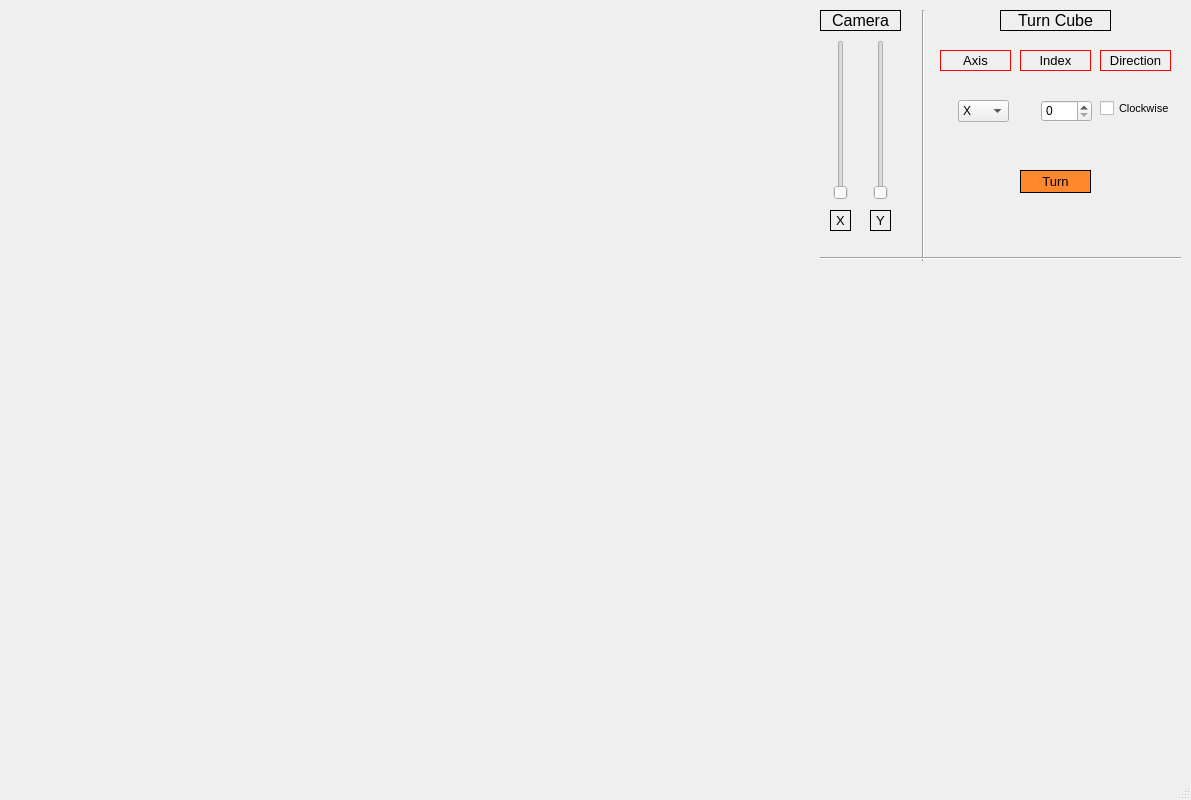
Old version of the form ui.ui in the repository Holodome/RCPyQt.
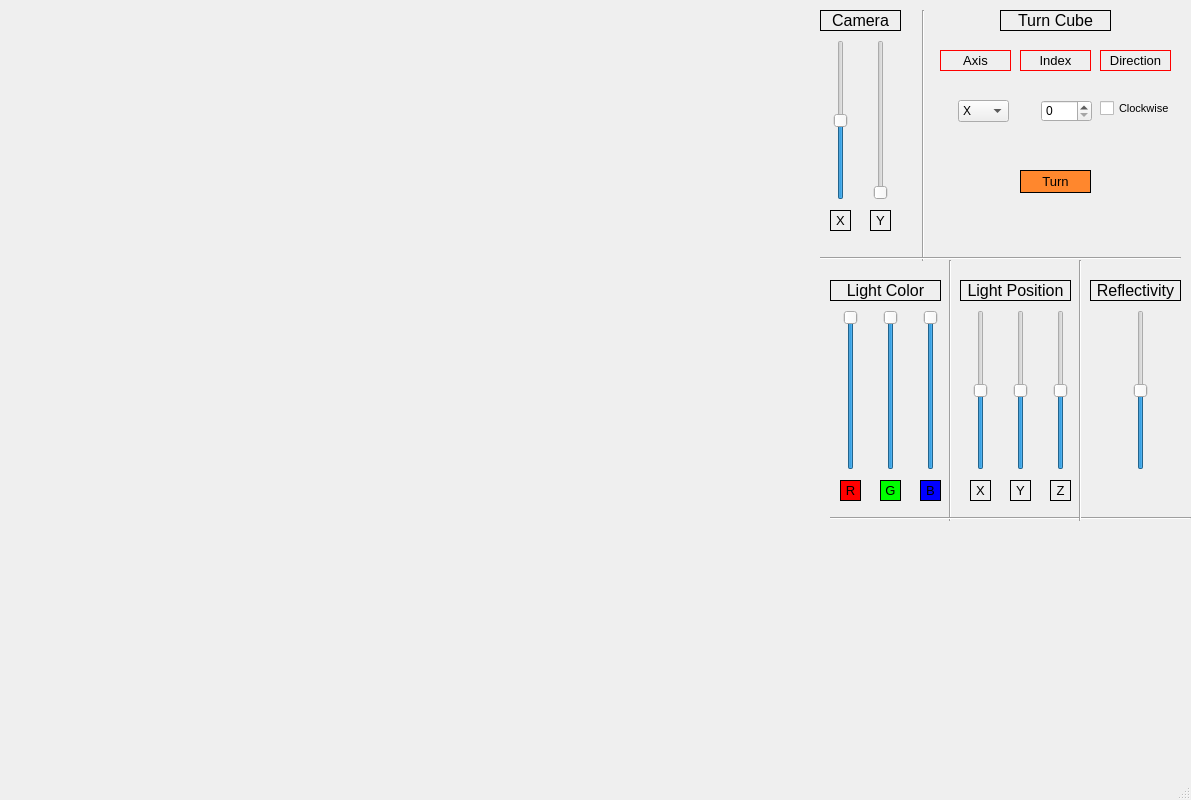
New version of the form.

Commit message: Added basic interface

Patch:
```diff
--- a/ui.ui
+++ b/ui.ui
@@ -23,6 +23,12 @@
                         <height>160</height>
                     </rect>
                 </property>
+                <property name="minimum">
+                    <number>-45</number>
+                </property>
+                <property name="maximum">
+                    <number>45</number>
+                </property>
                 <property name="orientation">
                     <enum>Qt::Vertical</enum>
                 </property>
@@ -341,6 +347,433 @@
                     <string>Turn</string>
                 </property>
             </widget>
+            <widget class="QSlider" name="s_LCg">
+                <property name="geometry">
+                    <rect>
+                        <x>880</x>
+                        <y>310</y>
+                        <width>22</width>
+                        <height>160</height>
+                    </rect>
+                </property>
+                <property name="maximum">
+                    <number>255</number>
+                </property>
+                <property name="value">
+                    <number>255</number>
+                </property>
+                <property name="orientation">
+                    <enum>Qt::Vertical</enum>
+                </property>
+            </widget>
+            <widget class="QLabel" name="label_8">
+                <property name="geometry">
+                    <rect>
+                        <x>830</x>
+                        <y>280</y>
+                        <width>111</width>
+                        <height>21</height>
+                    </rect>
+                </property>
+                <property name="font">
+                    <font>
+                        <pointsize>12</pointsize>
+                    </font>
+                </property>
+                <property name="frameShape">
+                    <enum>QFrame::Box</enum>
+                </property>
+                <property name="frameShadow">
+                    <enum>QFrame::Plain</enum>
+                </property>
+                <property name="text">
+                    <string>Light Color</string>
+                </property>
+                <property name="alignment">
+                    <set>Qt::AlignCenter</set>
+                </property>
+            </widget>
+            <widget class="QSlider" name="s_LCr">
+                <property name="geometry">
+                    <rect>
+                        <x>840</x>
+                        <y>310</y>
+                        <width>22</width>
+                        <height>160</height>
+                    </rect>
+                </property>
+                <property name="styleSheet">
+                    <string notr="true"/>
+                </property>
+                <property name="maximum">
+                    <number>255</number>
+                </property>
+                <property name="value">
+                    <number>255</number>
+                </property>
+                <property name="orientation">
+                    <enum>Qt::Vertical</enum>
+                </property>
+            </widget>
+            <widget class="QLabel" name="label_9">
+                <property name="geometry">
+                    <rect>
+                        <x>840</x>
+                        <y>480</y>
+                        <width>21</width>
+                        <height>21</height>
+                    </rect>
+                </property>
+                <property name="font">
+                    <font>
+                        <pointsize>10</pointsize>
+                    </font>
+                </property>
+                <property name="styleSheet">
+                    <string notr="true">background: #ff0000;</string>
+                </property>
+                <property name="frameShape">
+                    <enum>QFrame::Box</enum>
+                </property>
+                <property name="frameShadow">
+                    <enum>QFrame::Plain</enum>
+                </property>
+                <property name="text">
+                    <string>R</string>
+                </property>
+                <property name="alignment">
+                    <set>Qt::AlignCenter</set>
+                </property>
+            </widget>
+            <widget class="QLabel" name="label_10">
+                <property name="geometry">
+                    <rect>
+                        <x>880</x>
+                        <y>480</y>
+                        <width>21</width>
+                        <height>21</height>
+                    </rect>
+                </property>
+                <property name="font">
+                    <font>
+                        <pointsize>10</pointsize>
+                    </font>
+                </property>
+                <property name="styleSheet">
+                    <string notr="true">background: #00ff00</string>
+                </property>
+                <property name="frameShape">
+                    <enum>QFrame::Box</enum>
+                </property>
+                <property name="frameShadow">
+                    <enum>QFrame::Plain</enum>
+                </property>
+                <property name="text">
+                    <string>G</string>
+                </property>
+                <property name="alignment">
+                    <set>Qt::AlignCenter</set>
+                </property>
+            </widget>
+            <widget class="QSlider" name="s_LCb">
+                <property name="geometry">
+                    <rect>
+                        <x>920</x>
+                        <y>310</y>
+                        <width>22</width>
+                        <height>160</height>
+                    </rect>
+                </property>
+                <property name="maximum">
+                    <number>255</number>
+                </property>
+                <property name="value">
+                    <number>255</number>
+                </property>
+                <property name="orientation">
+                    <enum>Qt::Vertical</enum>
+                </property>
+            </widget>
+            <widget class="QLabel" name="label_11">
+                <property name="geometry">
+                    <rect>
+                        <x>920</x>
+                        <y>480</y>
+                        <width>21</width>
+                        <height>21</height>
+                    </rect>
+                </property>
+                <property name="font">
+                    <font>
+                        <pointsize>10</pointsize>
+                    </font>
+                </property>
+                <property name="styleSheet">
+                    <string notr="true">background: #0000ff</string>
+                </property>
+                <property name="frameShape">
+                    <enum>QFrame::Box</enum>
+                </property>
+                <property name="frameShadow">
+                    <enum>QFrame::Plain</enum>
+                </property>
+                <property name="text">
+                    <string>B</string>
+                </property>
+                <property name="alignment">
+                    <set>Qt::AlignCenter</set>
+                </property>
+            </widget>
+            <widget class="QLabel" name="label_12">
+                <property name="geometry">
+                    <rect>
+                        <x>970</x>
+                        <y>480</y>
+                        <width>21</width>
+                        <height>21</height>
+                    </rect>
+                </property>
+                <property name="font">
+                    <font>
+                        <pointsize>10</pointsize>
+                    </font>
+                </property>
+                <property name="frameShape">
+                    <enum>QFrame::Box</enum>
+                </property>
+                <property name="frameShadow">
+                    <enum>QFrame::Plain</enum>
+                </property>
+                <property name="text">
+                    <string>X</string>
+                </property>
+                <property name="alignment">
+                    <set>Qt::AlignCenter</set>
+                </property>
+            </widget>
+            <widget class="QLabel" name="label_13">
+                <property name="geometry">
+                    <rect>
+                        <x>960</x>
+                        <y>280</y>
+                        <width>111</width>
+                        <height>21</height>
+                    </rect>
+                </property>
+                <property name="font">
+                    <font>
+                        <pointsize>12</pointsize>
+                    </font>
+                </property>
+                <property name="frameShape">
+                    <enum>QFrame::Box</enum>
+                </property>
+                <property name="frameShadow">
+                    <enum>QFrame::Plain</enum>
+                </property>
+                <property name="text">
+                    <string>Light Position</string>
+                </property>
+                <property name="alignment">
+                    <set>Qt::AlignCenter</set>
+                </property>
+            </widget>
+            <widget class="QLabel" name="label_14">
+                <property name="geometry">
+                    <rect>
+                        <x>1050</x>
+                        <y>480</y>
+                        <width>21</width>
+                        <height>21</height>
+                    </rect>
+                </property>
+                <property name="font">
+                    <font>
+                        <pointsize>10</pointsize>
+                    </font>
+                </property>
+                <property name="frameShape">
+                    <enum>QFrame::Box</enum>
+                </property>
+                <property name="frameShadow">
+                    <enum>QFrame::Plain</enum>
+                </property>
+                <property name="text">
+                    <string>Z</string>
+                </property>
+                <property name="alignment">
+                    <set>Qt::AlignCenter</set>
+                </property>
+            </widget>
+            <widget class="QSlider" name="s_LPy">
+                <property name="geometry">
+                    <rect>
+                        <x>1010</x>
+                        <y>310</y>
+                        <width>22</width>
+                        <height>160</height>
+                    </rect>
+                </property>
+                <property name="minimum">
+                    <number>-100</number>
+                </property>
+                <property name="maximum">
+                    <number>100</number>
+                </property>
+                <property name="orientation">
+                    <enum>Qt::Vertical</enum>
+                </property>
+            </widget>
+            <widget class="QSlider" name="s_LPx">
+                <property name="geometry">
+                    <rect>
+                        <x>970</x>
+                        <y>310</y>
+                        <width>22</width>
+                        <height>160</height>
+                    </rect>
+                </property>
+                <property name="minimum">
+                    <number>-100</number>
+                </property>
+                <property name="maximum">
+                    <number>100</number>
+                </property>
+                <property name="orientation">
+                    <enum>Qt::Vertical</enum>
+                </property>
+            </widget>
+            <widget class="QLabel" name="label_15">
+                <property name="geometry">
+                    <rect>
+                        <x>1010</x>
+                        <y>480</y>
+                        <width>21</width>
+                        <height>21</height>
+                    </rect>
+                </property>
+                <property name="font">
+                    <font>
+                        <pointsize>10</pointsize>
+                    </font>
+                </property>
+                <property name="frameShape">
+                    <enum>QFrame::Box</enum>
+                </property>
+                <property name="frameShadow">
+                    <enum>QFrame::Plain</enum>
+                </property>
+                <property name="text">
+                    <string>Y</string>
+                </property>
+                <property name="alignment">
+                    <set>Qt::AlignCenter</set>
+                </property>
+            </widget>
+            <widget class="QSlider" name="s_LPz">
+                <property name="geometry">
+                    <rect>
+                        <x>1050</x>
+                        <y>310</y>
+                        <width>22</width>
+                        <height>160</height>
+                    </rect>
+                </property>
+                <property name="minimum">
+                    <number>-100</number>
+                </property>
+                <property name="maximum">
+                    <number>100</number>
+                </property>
+                <property name="orientation">
+                    <enum>Qt::Vertical</enum>
+                </property>
+            </widget>
+            <widget class="Line" name="line_3">
+                <property name="geometry">
+                    <rect>
+                        <x>940</x>
+                        <y>260</y>
+                        <width>20</width>
+                        <height>261</height>
+                    </rect>
+                </property>
+                <property name="orientation">
+                    <enum>Qt::Vertical</enum>
+                </property>
+            </widget>
+            <widget class="Line" name="line_4">
+                <property name="geometry">
+                    <rect>
+                        <x>830</x>
+                        <y>510</y>
+                        <width>361</width>
+                        <height>16</height>
+                    </rect>
+                </property>
+                <property name="orientation">
+                    <enum>Qt::Horizontal</enum>
+                </property>
+            </widget>
+            <widget class="Line" name="line_5">
+                <property name="geometry">
+                    <rect>
+                        <x>1070</x>
+                        <y>260</y>
+                        <width>20</width>
+                        <height>261</height>
+                    </rect>
+                </property>
+                <property name="orientation">
+                    <enum>Qt::Vertical</enum>
+                </property>
+            </widget>
+            <widget class="QLabel" name="label_16">
+                <property name="geometry">
+                    <rect>
+                        <x>1090</x>
+                        <y>280</y>
+                        <width>91</width>
+                        <height>21</height>
+                    </rect>
+                </property>
+                <property name="font">
+                    <font>
+                        <pointsize>12</pointsize>
+                    </font>
+                </property>
+                <property name="frameShape">
+                    <enum>QFrame::Box</enum>
+                </property>
+                <property name="frameShadow">
+                    <enum>QFrame::Plain</enum>
+                </property>
+                <property name="text">
+                    <string>Reflectivity</string>
+                </property>
+                <property name="alignment">
+                    <set>Qt::AlignCenter</set>
+                </property>
+            </widget>
+            <widget class="QSlider" name="s_R">
+                <property name="geometry">
+                    <rect>
+                        <x>1130</x>
+                        <y>310</y>
+                        <width>22</width>
+                        <height>160</height>
+                    </rect>
+                </property>
+                <property name="maximum">
+                    <number>100</number>
+                </property>
+                <property name="value">
+                    <number>50</number>
+                </property>
+                <property name="orientation">
+                    <enum>Qt::Vertical</enum>
+                </property>
+            </widget>
         </widget>
         <widget class="QMenuBar" name="menubar">
             <property name="geometry">
```
Left out of the diff: 11 changed lines with no effect on the pictures. The commit also changes 6 other files.
